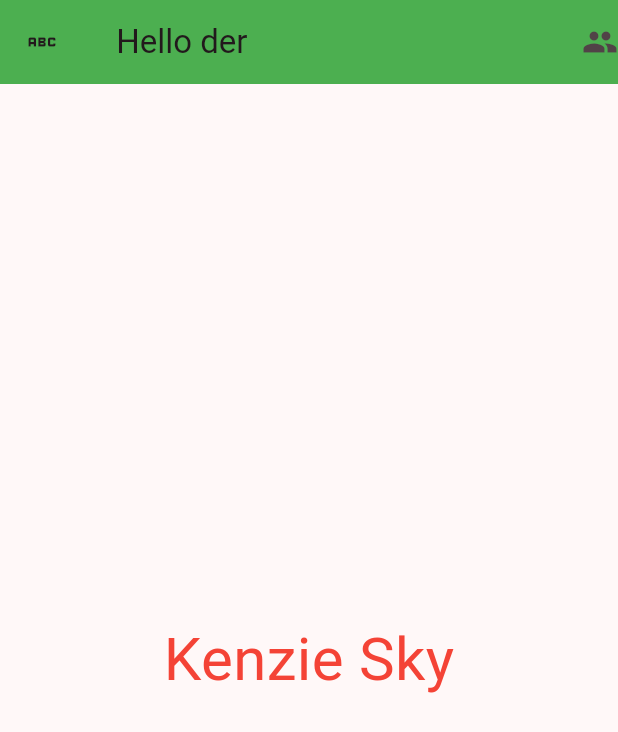
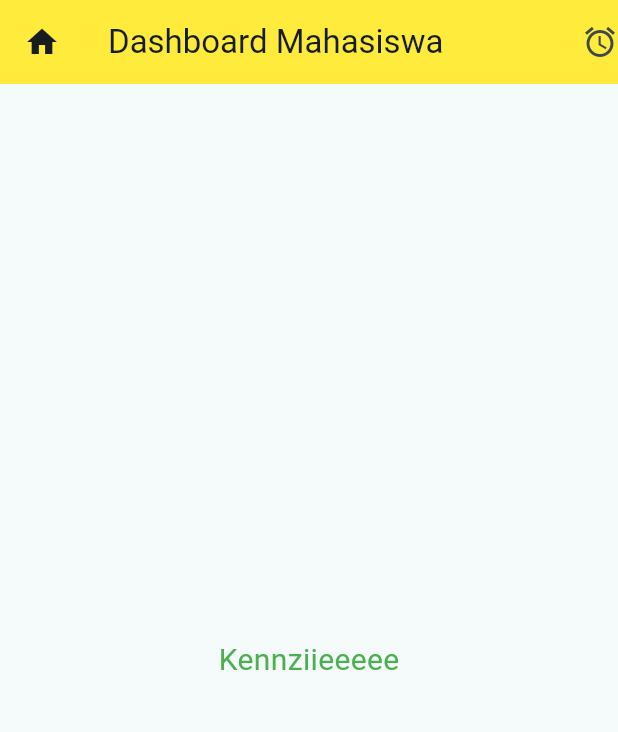
Before and after one commit to kenzifebri/Latihan005-apk-mobile, a Flutter app: the screen it shows after launch, on a phone screen of 412 x 824 dp. Shown: the top 732 px of the screen. Run offline on Flutter 3.47's test engine with Material 3 defaults, Android fonts, the phone set to English and light mode, and no system bars.

Commit message:
Latihan 3: Ubah judul AppBar

```diff
--- a/lib/main.dart
+++ b/lib/main.dart
@@ -11,9 +11,9 @@ class MyApp extends StatelessWidget {
   Widget build(BuildContext context) {
     return MaterialApp(
       debugShowCheckedModeBanner: false,
-      title: 'Kenzie Sky',
+      title: 'Aplikasi Mahasiswa',
       theme: ThemeData(
-        colorScheme: ColorScheme.fromSeed(seedColor: Colors.black)
+        colorScheme: ColorScheme.fromSeed(seedColor: Colors.white),
       ),
       home: HomePage2(),
     );
@@ -27,17 +27,17 @@ class HomePage2 extends StatelessWidget {
   Widget build(BuildContext context) {
     return Scaffold(
       appBar: AppBar(
-        title: const Text(' Hello der'),
-        backgroundColor: Colors.green,
-        leading: const Icon(Icons.abc),
+        title: const Text('Dashboard Mahasiswa'),
+        backgroundColor: Colors.yellow,
         actions: [
-          Icon(Icons.people),
+          Icon(Icons.access_alarm),
         ],
+        leading: const Icon(Icons.home),
       ),
       body: const Center(
-        child: Text('Kenzie Sky',
-        style: TextStyle(fontSize: 40,
-        color: Colors.red),
+        child: Text('Kennziieeeee',
+        style: TextStyle(fontSize: 20,
+        color: Colors.green),
         ),
       ),
     );
```
